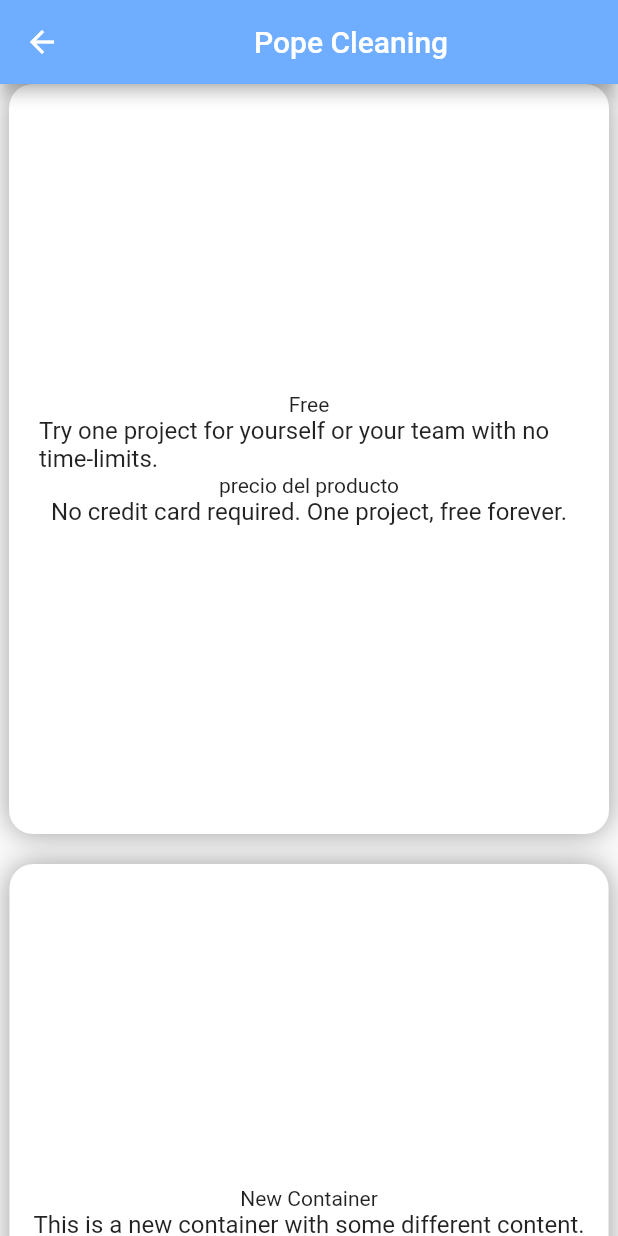
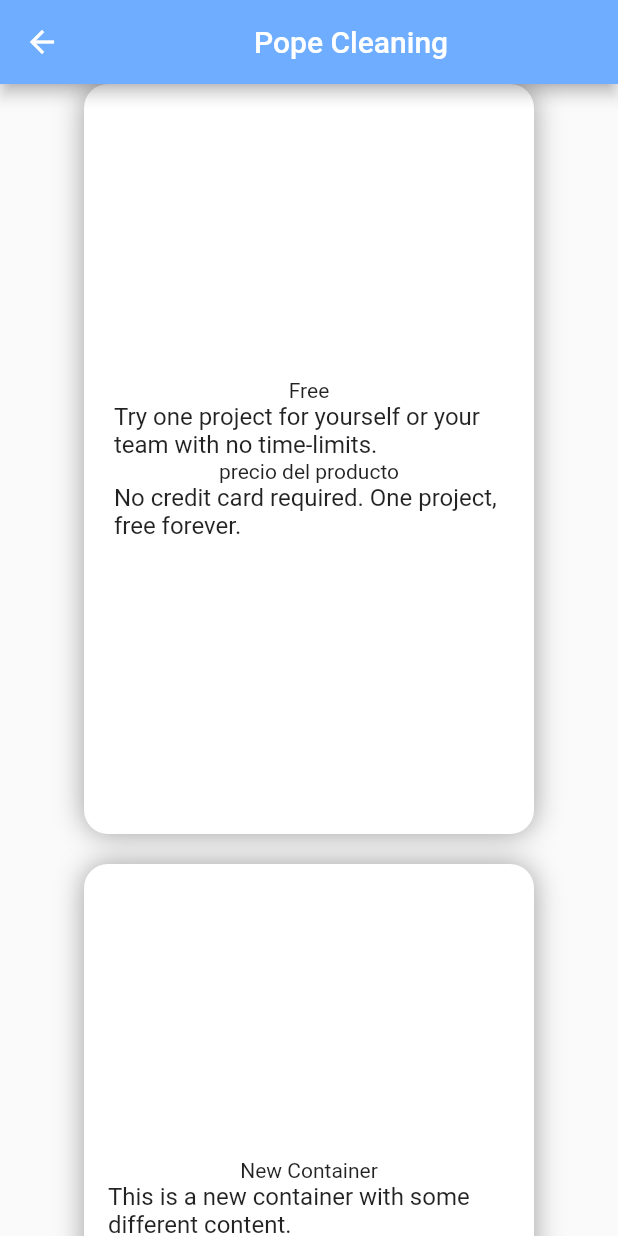
Before and after one commit to el-tiji/pope01, a Flutter app: the screen it shows after launch, after a tap on "Clean My House", on a phone screen of 412 x 824 dp. Run offline on Flutter 3.47's test engine with Material 2 defaults, Android fonts, the light colour scheme and no system bars.

```diff
--- a/lib/pages/HomePage.dart
+++ b/lib/pages/HomePage.dart
@@ -4,6 +4,7 @@ import 'package:pope01/pages/2Settings.dart';
 import 'package:pope01/pages/cHouse.dart';
 import 'package:pope01/pages/cOffice.dart';
 import 'package:pope01/pages/cCarpet.dart';
+//import 'package:responsive_builder/responsive_builder.dart';
 
 class HomePage extends StatelessWidget {
   const HomePage({super.key});
@@ -14,7 +15,7 @@ class HomePage extends StatelessWidget {
       appBar: AppBar(
         backgroundColor: Color.fromARGB(255, 110, 173, 255),
         title: Center(
-          child: Text('Pope Cleaning'),
+          child: Text('Pope Cleaning Services'),
         ),
       ),
       drawer: Drawer(
@@ -57,7 +58,7 @@ class HomePage extends StatelessWidget {
           ),
         ),
       ),
-//contenedor casa
+//contenedor alfombra
       body: SingleChildScrollView(
         child: Column(
           children: [
@@ -67,12 +68,16 @@ class HomePage extends StatelessWidget {
                 child: GestureDetector(
                   onTap: () {
                     Navigator.of(context).push(
-                        MaterialPageRoute(builder: (context) => MyHouse()));
+                        MaterialPageRoute(builder: (context) => carpet()));
                   },
                   child: Center(
                     child: Container(
-                      width: 700,
-                      height: 200,
+                      constraints: BoxConstraints(
+                        minWidth: 400,
+                        minHeight: 100,
+                        maxWidth: 800,
+                        maxHeight: 500,
+                      ),
                       decoration: BoxDecoration(
                         borderRadius: BorderRadius.circular(16),
                         color: Colors.white,
@@ -86,15 +91,15 @@ class HomePage extends StatelessWidget {
                       child: Row(
                         mainAxisAlignment: MainAxisAlignment.start,
                         children: [
-                          Icon(Icons.house,
+                          Icon(Icons.solar_power,
                               size: 150,
                               color: Color.fromARGB(255, 110, 173, 255)),
                           SizedBox(
                               width:
-                                  200), // Ajusta este valor para cambiar la separación entre el icono y el texto
+                                  20), // Ajusta este valor para cambiar la separación entre el icono y el texto
                           Text(
-                            'Clean My House',
-                            style: TextStyle(fontSize: 30, color: Colors.black),
+                            'Clean My Carpet',
+                            style: TextStyle(fontSize: 20, color: Colors.black),
                           ),
                         ],
                       ),
@@ -113,8 +118,12 @@ class HomePage extends StatelessWidget {
                         MaterialPageRoute(builder: (context) => Office()));
                   },
                   child: Container(
-                    width: 700,
-                    height: 200,
+                    constraints: BoxConstraints(
+                      minWidth: 400,
+                      minHeight: 100,
+                      maxWidth: 800,
+                      maxHeight: 500,
+                    ),
                     decoration: BoxDecoration(
                       borderRadius: BorderRadius.circular(16),
                       color: Colors.white,
@@ -133,10 +142,10 @@ class HomePage extends StatelessWidget {
                             color: Color.fromARGB(255, 110, 173, 255)),
                         SizedBox(
                             width:
-                                200), // Ajusta este valor para cambiar la separación entre el icono y el texto
+                                20), // Ajusta este valor para cambiar la separación entre el icono y el texto
                         Text(
                           'Clean My office',
-                          style: TextStyle(fontSize: 30, color: Colors.black),
+                          style: TextStyle(fontSize: 20, color: Colors.black),
                         ),
                       ],
                     ),
@@ -144,7 +153,7 @@ class HomePage extends StatelessWidget {
                 ),
               ),
             ),
-//contenedor oalfombra
+//contenedor alfombra
             Padding(
               padding: EdgeInsets.all(20),
               child: Center(
@@ -152,11 +161,15 @@ class HomePage extends StatelessWidget {
                   onTap: () {
                     Navigator.of(context).push(MaterialPageRoute(
                         builder: (context) =>
-                            carpet())); // Ajusta la navegación a la página correcta
+                            MyHouse())); // Ajusta la navegación a la página correcta
                   },
                   child: Container(
-                    width: 700,
-                    height: 200,
+                    constraints: BoxConstraints(
+                      minWidth: 400,
+                      minHeight: 100,
+                      maxWidth: 800,
+                      maxHeight: 500,
+                    ),
                     decoration: BoxDecoration(
                       borderRadius: BorderRadius.circular(16),
                       color: Colors.white,
@@ -170,15 +183,15 @@ class HomePage extends StatelessWidget {
                     child: Row(
                       mainAxisAlignment: MainAxisAlignment.start,
                       children: [
-                        Icon(Icons.solar_power,
+                        Icon(Icons.house,
                             size: 150,
                             color: Color.fromARGB(255, 110, 173, 255)),
                         SizedBox(
                             width:
-                                200), // Ajusta este valor para cambiar la separación entre el icono y el texto
+                                20), // Ajusta este valor para cambiar la separación entre el icono y el texto
                         Text(
-                          'Clean My carpet',
-                          style: TextStyle(fontSize: 30, color: Colors.black),
+                          'Clean My House',
+                          style: TextStyle(fontSize: 20, color: Colors.black),
                         ),
                       ],
                     ),
--- a/lib/pages/cHouse.dart
+++ b/lib/pages/cHouse.dart
@@ -1,4 +1,5 @@
 import 'package:flutter/material.dart';
+import 'package:pope01/pages/coute.dart';
 
 class MyHouse extends StatelessWidget {
   @override
@@ -10,17 +11,20 @@ class MyHouse extends StatelessWidget {
           child: Text('Pope Cleaning'),
         ),
       ),
+
+//contenedor 1
      body: SingleChildScrollView(
-        // Envuelve tu Column en un SingleChildScrollView
         child: Column(
-          mainAxisAlignment:
-              MainAxisAlignment.center, // Centrar verticalmente en la pantalla
+          mainAxisAlignment: MainAxisAlignment.center,
           children: [
             Center(
-              // Centrar el Container horizontalmente
+              child: GestureDetector(
+                onTap: () {
+                  Navigator.of(context).push(MaterialPageRoute(builder: (context) => cotizar()));
+                },
                 child: Container(
                   constraints: BoxConstraints(
-                  maxWidth: 400,
+                    maxWidth: 300,
                     maxHeight: 500,
                   ),
                   decoration: BoxDecoration(
@@ -31,9 +35,9 @@ class MyHouse extends StatelessWidget {
                         color: Colors.grey,
                         blurRadius: 16,
                       ),
-                    ]),
-                padding: EdgeInsets.all(
-                    20.0), // Agregar margen interno de 16.0 en todas las direcciones
+                    ],
+                  ),
+                  padding: EdgeInsets.all(20.0),
                   child: Column(
                     mainAxisAlignment: MainAxisAlignment.center,
                     children: [
@@ -55,29 +59,38 @@ class MyHouse extends StatelessWidget {
                   ),
                 ),
               ),
+            ),
+
             SizedBox(
-              height: 20.0, // Agregar espacio entre los contenedores
+              height: 20.0,
             ),
-            Container(
+
+//contenedor 2
+            GestureDetector(
+              onTap: () {
+                Navigator.of(context).push(MaterialPageRoute(builder: (context) => cotizar()));
+              },
+              child: Container(
                 constraints: BoxConstraints(
-                maxWidth: 400,
+                  maxWidth: 300,
                   maxHeight: 500,
                 ),
                 decoration: BoxDecoration(
-                  color: Colors.white, // Cambia el color si es necesario
+                  color: Colors.white,
                   borderRadius: BorderRadius.circular(16.0),
                   boxShadow: [
                     BoxShadow(
                       color: Colors.grey,
                       blurRadius: 16,
                     ),
-                  ]),
+                  ],
+                ),
                 padding: EdgeInsets.all(16.0),
                 child: Column(
                   mainAxisAlignment: MainAxisAlignment.center,
                   children: [
                     Text(
-                      'New Container'), // Cambia el contenido según tus necesidades
+                      'New Container'),
                     Text(
                       'This is a new container with some different content.',
                       style: TextStyle(
@@ -94,29 +107,38 @@ class MyHouse extends StatelessWidget {
                   ],
                 ),
               ),
+            ),
+
             SizedBox(
-              height: 20.0, // Agregar espacio entre los contenedores
+              height: 20.0,
             ),
-            Container(
+
+//contenedor 3
+            GestureDetector(
+              onTap: () {
+                Navigator.of(context).push(MaterialPageRoute(builder: (context) => cotizar()));
+              },
+              child: Container(
                 constraints: BoxConstraints(
-                maxWidth: 400,
+                  maxWidth: 300,
                   maxHeight: 500,
                 ),
                 decoration: BoxDecoration(
-                  color: Colors.white,// Cambia el color si es necesario
+                  color: Colors.white,
                   borderRadius: BorderRadius.circular(16.0),
                   boxShadow: [
                     BoxShadow(
                       color: Colors.grey,
                       blurRadius: 16,
                     ),
-                  ]),
+                  ],
+                ),
                 padding: EdgeInsets.all(16.0),
                 child: Column(
                   mainAxisAlignment: MainAxisAlignment.center,
                   children: [
                     Text(
-                      'New Container'), // Cambia el contenido según tus necesidades
+                      'New Container'),
                     Text(
                       'This is a new container with some different content.',
                       style: TextStyle(
@@ -133,6 +155,7 @@ class MyHouse extends StatelessWidget {
                   ],
                 ),
               ),
+            ),
           ],
         ),
       ),
--- a/pubspec.yaml
+++ b/pubspec.yaml
@@ -15,9 +15,8 @@ dependencies:
 
   cupertino_icons: ^1.0.2
 
-  path_provider: ^2.1.1
-  sqflite: ^2.3.0
-  toast: ^0.2.9
+  responsive_builder: ^0.7.0
+  table_calendar: ^3.0.9
 
 
 
```
Also changed, not shown: lib/pages/cCarpet.dart (+43 -22 lines), lib/pages/cOffice.dart (+42 -20 lines), lib/pages/coute.dart (added, +243 -0 lines), pubspec.lock, 1 other file. Lines whose indentation alone changed are shown as unchanged.
